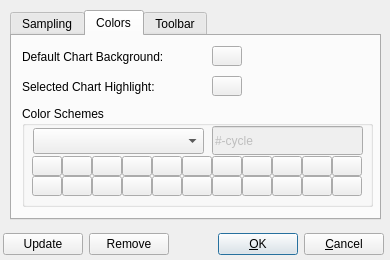
First picture: the form in src/chart/settingsdialog.ui, repository performancecopilot/pcp, before the edit.
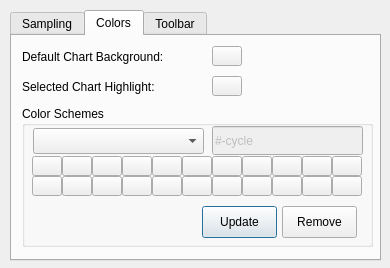
Second picture: the form after the edit. The open tabs and pages were chosen to show the change. Icons and pictures are not drawn. Custom widgets are drawn as their Qt base class.

Commit message:
Update the way the Preferences dialog works primarily for Mac OS X.
Changes made to apps via such dialogs on Mac are expected to take
immediate effect, and hence need no OK/Cancel buttons.  Additionally
this change makes use of the native Mac OS X unified tool/title-bar
style - this is now the default, with an option to use the old style
presented on the Preferences dialog.  These two things make kmchart
feel much more like a "real" native Mac OS X application.

```diff
--- a/src/chart/settingsdialog.ui
+++ b/src/chart/settingsdialog.ui
@@ -6,7 +6,7 @@
     <x>0</x>
     <y>0</y>
     <width>390</width>
-    <height>260</height>
+    <height>268</height>
    </rect>
   </property>
   <property name="sizePolicy" >
@@ -20,13 +20,13 @@
   <property name="minimumSize" >
    <size>
     <width>390</width>
-    <height>260</height>
+    <height>268</height>
    </size>
   </property>
   <property name="maximumSize" >
    <size>
     <width>390</width>
-    <height>260</height>
+    <height>268</height>
    </size>
   </property>
   <property name="windowTitle" >
@@ -38,90 +38,13 @@
   <property name="sizeGripEnabled" >
    <bool>false</bool>
   </property>
-  <widget class="QWidget" name="layoutWidget" >
-   <property name="geometry" >
-    <rect>
-     <x>3</x>
-     <y>230</y>
-     <width>381</width>
-     <height>29</height>
-    </rect>
-   </property>
-   <layout class="QHBoxLayout" >
-    <property name="margin" >
-     <number>0</number>
-    </property>
-    <property name="spacing" >
-     <number>6</number>
-    </property>
-    <item>
-     <widget class="QPushButton" name="updateSchemeButton" >
-      <property name="text" >
-       <string>Update</string>
-      </property>
-     </widget>
-    </item>
-    <item>
-     <widget class="QPushButton" name="removeSchemeButton" >
-      <property name="text" >
-       <string>Remove</string>
-      </property>
-     </widget>
-    </item>
-    <item>
-     <spacer>
-      <property name="orientation" >
-       <enum>Qt::Horizontal</enum>
-      </property>
-      <property name="sizeType" >
-       <enum>QSizePolicy::Expanding</enum>
-      </property>
-      <property name="sizeHint" >
-       <size>
-        <width>20</width>
-        <height>20</height>
-       </size>
-      </property>
-     </spacer>
-    </item>
-    <item>
-     <widget class="QPushButton" name="buttonOk" >
-      <property name="text" >
-       <string>&amp;OK</string>
-      </property>
-      <property name="shortcut" >
-       <string/>
-      </property>
-      <property name="autoDefault" >
-       <bool>true</bool>
-      </property>
-      <property name="default" >
-       <bool>true</bool>
-      </property>
-     </widget>
-    </item>
-    <item>
-     <widget class="QPushButton" name="buttonCancel" >
-      <property name="text" >
-       <string>&amp;Cancel</string>
-      </property>
-      <property name="shortcut" >
-       <string/>
-      </property>
-      <property name="autoDefault" >
-       <bool>true</bool>
-      </property>
-     </widget>
-    </item>
-   </layout>
-  </widget>
   <widget class="QTabWidget" name="settingsTab" >
    <property name="geometry" >
     <rect>
      <x>10</x>
      <y>10</y>
      <width>371</width>
-     <height>210</height>
+     <height>251</height>
     </rect>
    </property>
    <property name="currentIndex" >
@@ -350,7 +273,7 @@
        <x>10</x>
        <y>70</y>
        <width>351</width>
-       <height>101</height>
+       <height>141</height>
       </rect>
      </property>
      <property name="title" >
@@ -1098,6 +1021,32 @@
        <string>#-cycle</string>
       </property>
      </widget>
+     <widget class="QPushButton" name="updateSchemeButton" >
+      <property name="geometry" >
+       <rect>
+        <x>180</x>
+        <y>100</y>
+        <width>75</width>
+        <height>32</height>
+       </rect>
+      </property>
+      <property name="text" >
+       <string>Update</string>
+      </property>
+     </widget>
+     <widget class="QPushButton" name="removeSchemeButton" >
+      <property name="geometry" >
+       <rect>
+        <x>260</x>
+        <y>100</y>
+        <width>75</width>
+        <height>32</height>
+       </rect>
+      </property>
+      <property name="text" >
+       <string>Remove</string>
+      </property>
+     </widget>
     </widget>
     <widget class="ColorButton" name="selectedHighlightButton" >
      <property name="geometry" >
```
Left out of the diff: 106 changed lines with no effect on the pictures. The commit also changes 6 other files.
